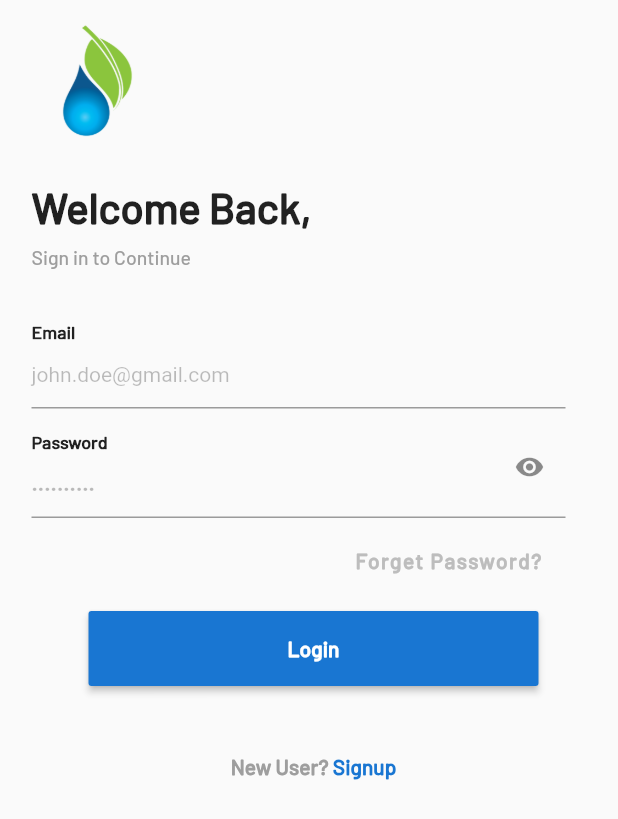
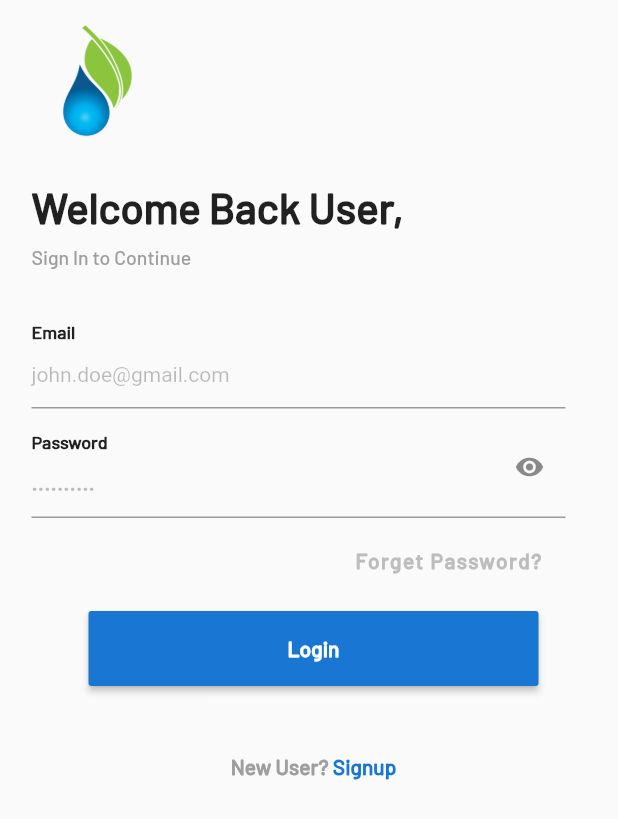
Before and after one commit to iamSamrashafiq/SimpleLogin, a Flutter app: the screen it shows after launch, on a phone screen of 412 x 824 dp. Shown: the top 819 px of the screen. Run offline on Flutter 3.47's test engine with Material 2 defaults, Android fonts, the phone set to English and light mode, and no system bars.

Commit message:
mini changesss

```diff
--- a/lib/login.dart
+++ b/lib/login.dart
@@ -21,7 +21,7 @@ class Login extends StatelessWidget {
 
               Container(
                 margin:EdgeInsets.only(top: 25, bottom: 5, left: 21),
-                child: Text('Welcome Back,' , style:
+                child: Text('Welcome Back User,' , style:
                 TextStyle  (
                       fontFamily: 'Barlow',
                       fontSize: 28,
@@ -33,7 +33,7 @@ class Login extends StatelessWidget {
 
               Container(
                 margin: EdgeInsets.only(top: 3, bottom: 15, left: 21),
-                child: Text('Sign in to Continue' , style: TextStyle(
+                child: Text('Sign In to Continue' , style: TextStyle(
                   fontFamily: 'Barlow',
                   fontSize:13,
                   fontWeight: FontWeight.w600,
```
Also changed, not shown: pubspec.lock.
